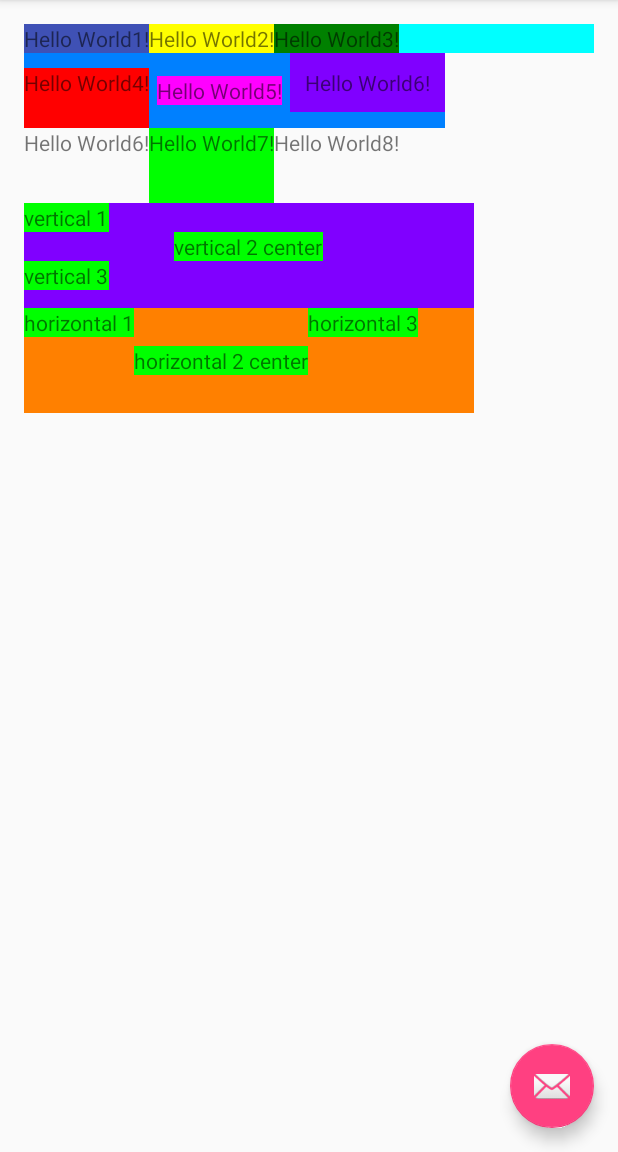
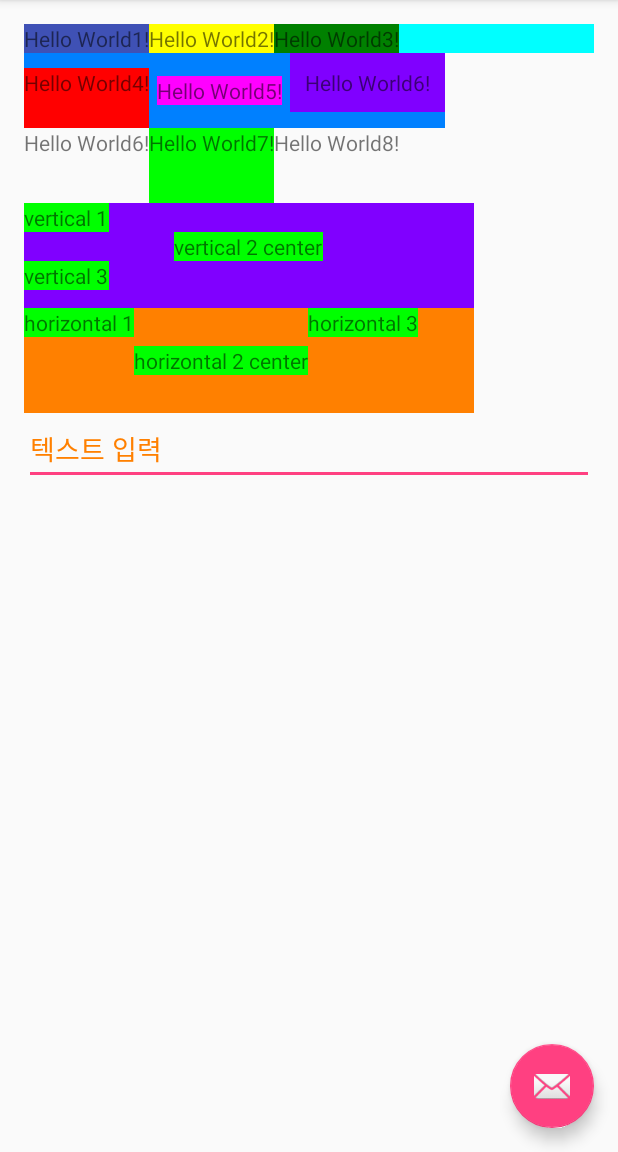
Before and after one commit to holy1017/ExampleAndroid, an Android app: the screen it shows after launch (MainActivity), on a phone screen of 412 x 824 dp, the part 84-1236 px from its top. Run offline under Robolectric (Android 15) with nearby library versions, the phone set to English and light mode, and no system bars.

Commit message:
색 추가

```diff
--- a/app/src/main/res/layout/content_main.xml
+++ b/app/src/main/res/layout/content_main.xml
@@ -140,6 +140,12 @@
             android:background="@color/color연두색"
             />
         </LinearLayout>
+        <EditText
+            android:layout_width="match_parent"
+            android:layout_height="wrap_content"
+            android:hint="텍스트 입력"
+            android:textColorHint="@color/color주황색"
+            />
     </LinearLayout>
 
 </RelativeLayout>
```
